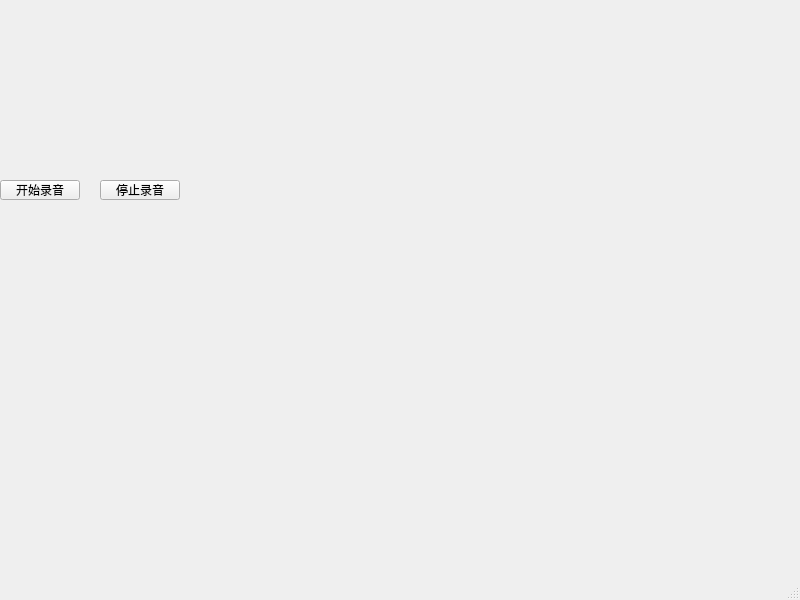
The window that FFpmeg_Demo/mainwindow.ui (lizhaojie001/PropertyListExample) describes before a commit, drawn with Qt 5.
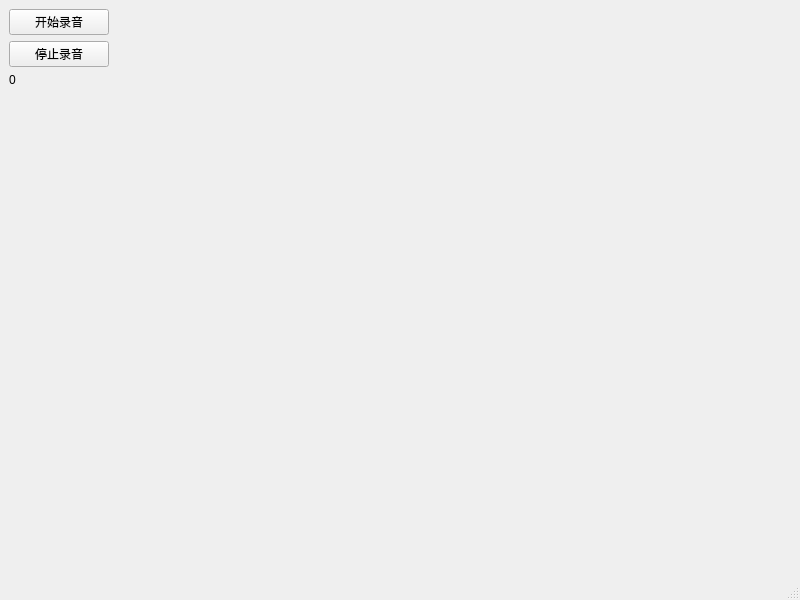
The same window after the commit.

Commit message: 显示时间戳

Diff of the .ui file:
```diff
--- a/FFpmeg_Demo/mainwindow.ui
+++ b/FFpmeg_Demo/mainwindow.ui
@@ -14,32 +14,54 @@
    <string>MainWindow</string>
   </property>
   <widget class="QWidget" name="centralwidget">
+   <layout class="QVBoxLayout" name="verticalLayout">
+    <item>
    <widget class="QPushButton" name="pushButton">
-    <property name="geometry">
-     <rect>
-      <x>0</x>
-      <y>180</y>
-      <width>80</width>
-      <height>20</height>
-     </rect>
+      <property name="maximumSize">
+       <size>
+        <width>100</width>
+        <height>16777215</height>
+       </size>
     </property>
     <property name="text">
      <string>开始录音</string>
     </property>
    </widget>
+    </item>
+    <item>
    <widget class="QPushButton" name="pushButton_2">
-    <property name="geometry">
-     <rect>
-      <x>100</x>
-      <y>180</y>
-      <width>80</width>
-      <height>20</height>
-     </rect>
+      <property name="maximumSize">
+       <size>
+        <width>100</width>
+        <height>16777215</height>
+       </size>
     </property>
     <property name="text">
      <string>停止录音</string>
     </property>
    </widget>
+    </item>
+    <item>
+     <widget class="QLabel" name="LabTime">
+      <property name="text">
+       <string>0</string>
+      </property>
+     </widget>
+    </item>
+    <item>
+     <spacer name="verticalSpacer">
+      <property name="orientation">
+       <enum>Qt::Vertical</enum>
+      </property>
+      <property name="sizeHint" stdset="0">
+       <size>
+        <width>20</width>
+        <height>40</height>
+       </size>
+      </property>
+     </spacer>
+    </item>
+   </layout>
   </widget>
   <widget class="QMenuBar" name="menubar">
    <property name="geometry">
```
Left out of the diff: 2 changed lines with no effect on the pictures. Lines whose indentation alone changed are shown as unchanged. The commit also changes 2 other files.
